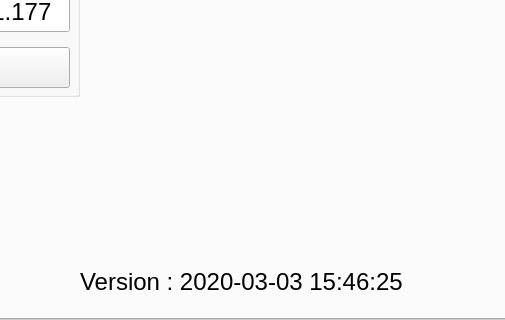
Before: the Qt Designer form dc_motor_pc.ui in ahmetcihan/pendulum_controller, drawn with Qt 5; both pictures show x 172 to 677 and y 160 to 480 of the 800 by 480 pixel window.
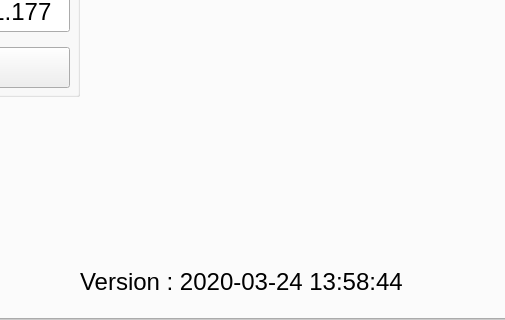
After: the same form once the commit is applied. The open tabs and pages were chosen to show the change.

What changed in the file:
```diff
--- a/dc_motor_pc.ui
+++ b/dc_motor_pc.ui
@@ -15101,7 +15101,7 @@
          </font>
         </property>
         <property name="text">
-         <string notr="true">Version : 2020-03-03 15:46:25</string>
+         <string notr="true">Version : 2020-03-24 13:58:44</string>
         </property>
         <property name="alignment">
          <set>Qt::AlignLeading|Qt::AlignLeft|Qt::AlignVCenter</set>
```
Left out of the diff: 2 changed lines with no effect on the pictures.
